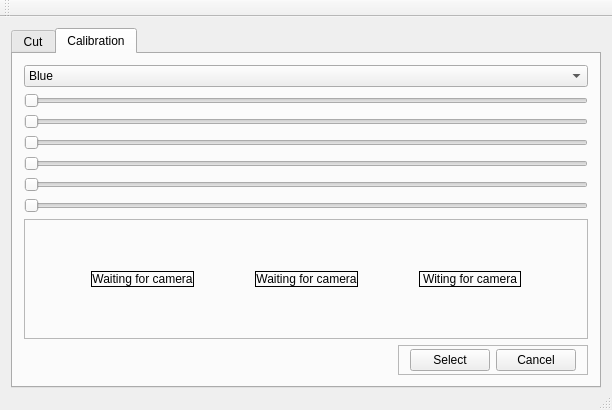
quique0194/UmayuxVsss, file mainwindow.ui: the form before one commit.
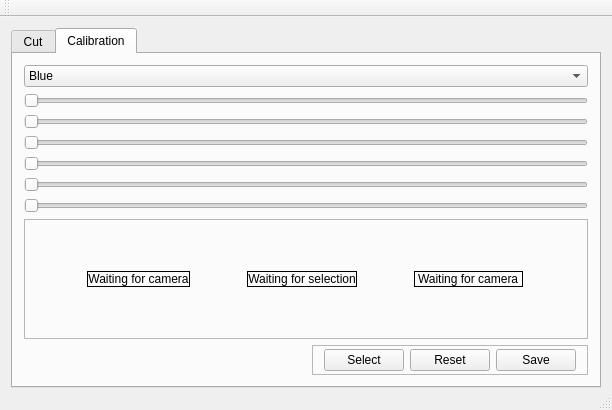
The form after the commit. Custom widgets are drawn as their Qt base class.

```diff
--- a/mainwindow.ui
+++ b/mainwindow.ui
@@ -274,7 +274,7 @@
               <enum>QFrame::Box</enum>
              </property>
              <property name="text">
-              <string>Waiting for camera</string>
+              <string>Waiting for selection</string>
              </property>
              <property name="alignment">
               <set>Qt::AlignCenter</set>
@@ -299,7 +299,7 @@
               <enum>QFrame::Box</enum>
              </property>
              <property name="text">
-              <string>Witing for camera</string>
+              <string>Waiting for camera</string>
              </property>
             </widget>
            </item>
@@ -333,7 +333,14 @@
            <item>
             <widget class="QPushButton" name="cancelAreaBtn">
              <property name="text">
-              <string>Cancel</string>
+              <string>Save</string>
+             </property>
+            </widget>
+           </item>
+           <item>
+            <widget class="QPushButton" name="resetAreaBtn">
+             <property name="text">
+              <string>Reset</string>
              </property>
             </widget>
            </item>
```
Left out of the diff: 2 changed lines with no effect on the pictures.
